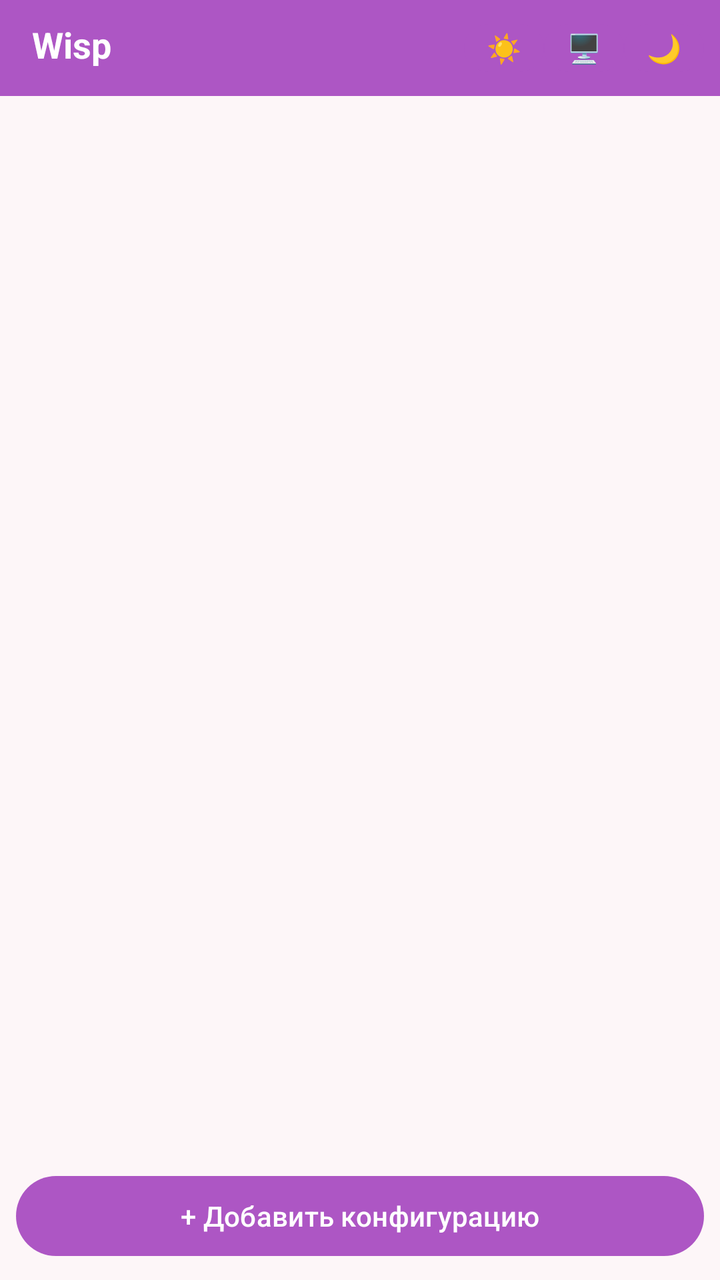
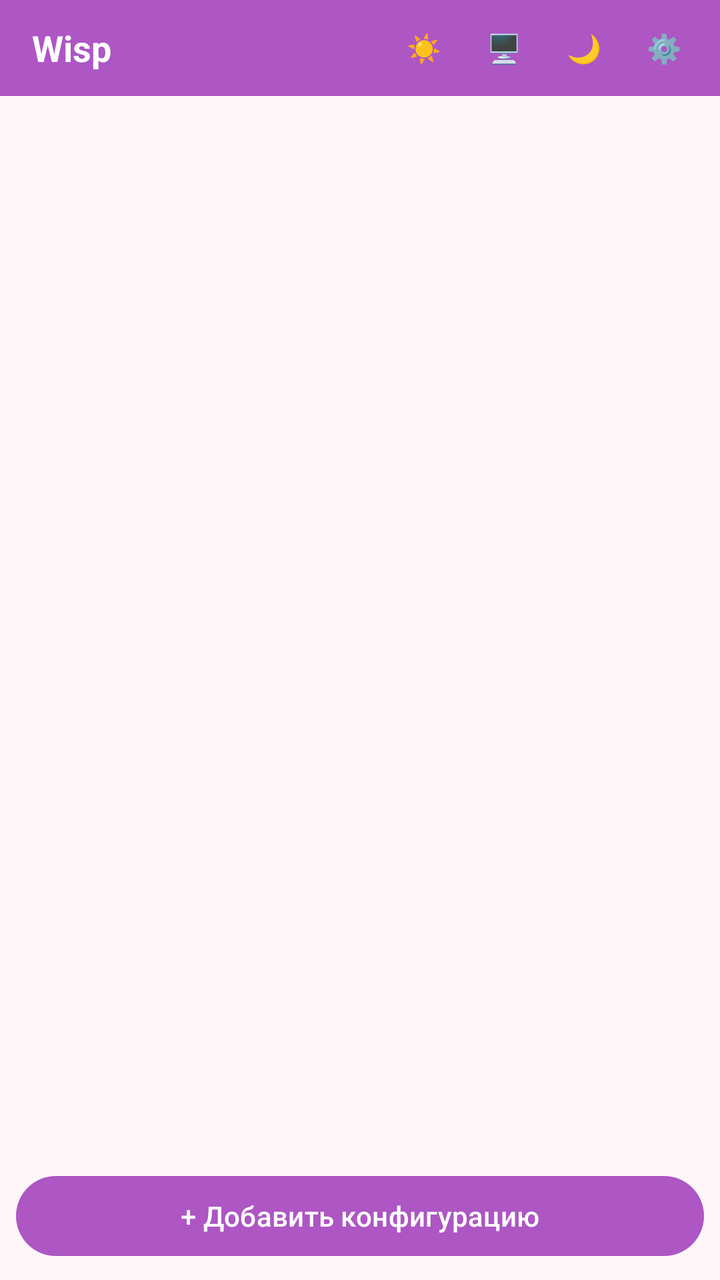

Two renders of the same Android screen: before a commit and after it. Below are the layout's source before the change and the commit's diff.
<!-- AndroidManifest.xml: application theme Theme.Wisp -->
<!-- res/layout/activity_main.xml -->
<?xml version="1.0" encoding="utf-8"?>
<LinearLayout xmlns:android="http://schemas.android.com/apk/res/android"
    android:layout_width="match_parent"
    android:layout_height="match_parent"
    android:orientation="vertical">

    
    <LinearLayout
        android:layout_width="match_parent"
        android:layout_height="wrap_content"
        android:background="?attr/colorPrimary"
        android:orientation="horizontal"
        android:padding="8dp">

        <TextView
            android:layout_width="0dp"
            android:layout_height="wrap_content"
            android:layout_weight="1"
            android:paddingStart="8dp"
            android:text="Wisp"
            android:textColor="@android:color/white"
            android:textSize="18sp"
            android:textStyle="bold" />

        <Button
            android:id="@+id/btnThemeLight"
            android:layout_width="40dp"
            android:layout_height="32dp"
            android:minWidth="0dp"
            android:minHeight="0dp"
            android:padding="0dp"
            android:text="☀️"
            android:textSize="14sp" />

        <Button
            android:id="@+id/btnThemeSystem"
            android:layout_width="40dp"
            android:layout_height="32dp"
            android:minWidth="0dp"
            android:minHeight="0dp"
            android:padding="0dp"
            android:text="🖥️"
            android:textSize="14sp" />

        <Button
            android:id="@+id/btnThemeDark"
            android:layout_width="40dp"
            android:layout_height="32dp"
            android:minWidth="0dp"
            android:minHeight="0dp"
            android:padding="0dp"
            android:text="🌙"
            android:textSize="14sp" />
    </LinearLayout>

    
    <WebView
        android:id="@+id/webView"
        android:layout_width="match_parent"
        android:layout_height="0dp"
        android:layout_weight="1"
        android:visibility="gone" />

    <LinearLayout
        android:id="@+id/webViewButtons"
        android:layout_width="match_parent"
        android:layout_height="wrap_content"
        android:orientation="horizontal"
        android:paddingHorizontal="4dp"
        android:visibility="gone">

        <Button
            android:id="@+id/btnClose"
            android:layout_width="0dp"
            android:layout_height="48dp"
            android:layout_weight="1"
            android:padding="0dp"
            android:text="✕ Закрыть"
            android:textSize="13sp" />

        <Button
            android:id="@+id/btnDone"
            android:layout_width="0dp"
            android:layout_height="48dp"
            android:layout_weight="1.5"
            android:padding="0dp"
            android:text="💾 СОХРАНИТЬ СТРАНИЦУ"
            android:textSize="12sp"
            android:textStyle="bold" />
    </LinearLayout>

    
    <ScrollView
        android:layout_width="match_parent"
        android:layout_height="0dp"
        android:layout_weight="1">

        <LinearLayout
            android:id="@+id/listContainer"
            android:layout_width="match_parent"
            android:layout_height="wrap_content"
            android:orientation="vertical"
            android:padding="8dp" />
    </ScrollView>

    
    <Button
        android:id="@+id/btnAdd"
        android:layout_width="match_parent"
        android:layout_height="wrap_content"
        android:layout_margin="8dp"
        android:text="+ Добавить конфигурацию" />

</LinearLayout>
<!-- resources referenced by this layout -->
<resources>
  <style name="Theme.Wisp" parent="Base.Theme.Wisp">
          <item name="android:navigationBarColor">@android:color/transparent</item>
          <item name="android:statusBarColor">@android:color/transparent</item>
          <item name="android:windowLightStatusBar">?attr/isLightTheme</item>
      </style>
  <style name="Base.Theme.Wisp" parent="Theme.Material3.DayNight.NoActionBar">
          <item name="colorPrimary">@color/hydrangea_purple</item>
          <item name="colorPrimaryVariant">@color/hydrangea_lilac</item>
          <item name="colorOnPrimary">@android:color/white</item>
          <item name="colorSecondary">@color/hydrangea_pink</item>
          <item name="colorSecondaryVariant">@color/hydrangea_peach</item>
          <item name="colorOnSecondary">@android:color/white</item>
          <item name="android:windowBackground">@color/background</item>
          <item name="colorSurface">@color/card_background</item>
          <item name="colorOnSurface">@color/text_primary</item>
      </style>
  <color name="hydrangea_purple">#AD56C4</color>
  <color name="hydrangea_lilac">#FF9CE9</color>
  <color name="hydrangea_pink">#FF8DA1</color>
  <color name="hydrangea_peach">#FFC2BA</color>
  <color name="background">#FDF6F8</color>
  <color name="card_background">#FFFFFF</color>
  <color name="text_primary">#212121</color>
</resources>

<!-- the commit's change to res/layout/activity_main.xml (unified diff, before → after) -->
@@ -9,18 +9,24 @@
         android:layout_width="match_parent"
         android:layout_height="wrap_content"
         android:background="?attr/colorPrimary"
+        android:gravity="center_vertical"
         android:orientation="horizontal"
         android:padding="8dp">
 
         <TextView
-            android:layout_width="0dp"
+            android:layout_width="wrap_content"
             android:layout_height="wrap_content"
-            android:layout_weight="1"
             android:paddingStart="8dp"
             android:text="Wisp"
             android:textColor="@android:color/white"
             android:textSize="18sp"
             android:textStyle="bold" />
+
+        
+        <View
+            android:layout_width="0dp"
+            android:layout_height="1dp"
+            android:layout_weight="1" />
 
         <Button
             android:id="@+id/btnThemeLight"
@@ -51,7 +57,30 @@
             android:padding="0dp"
             android:text="🌙"
             android:textSize="14sp" />
+
+        <Button
+            android:id="@+id/btnSettings"
+            android:layout_width="40dp"
+            android:layout_height="32dp"
+            android:minWidth="0dp"
+            android:minHeight="0dp"
+            android:padding="0dp"
+            android:text="⚙️"
+            android:textSize="14sp" />
     </LinearLayout>
+
+    
+    <TextView
+        android:id="@+id/bannerOldVersion"
+        android:layout_width="match_parent"
+        android:layout_height="wrap_content"
+        android:background="#E65100"
+        android:gravity="center"
+        android:padding="10dp"
+        android:text="⚠️ Обнаружена старая версия Wisp — удалите её и пользуйтесь этой"
+        android:textColor="@android:color/white"
+        android:textSize="13sp"
+        android:visibility="gone" />
 
     
     <WebView
